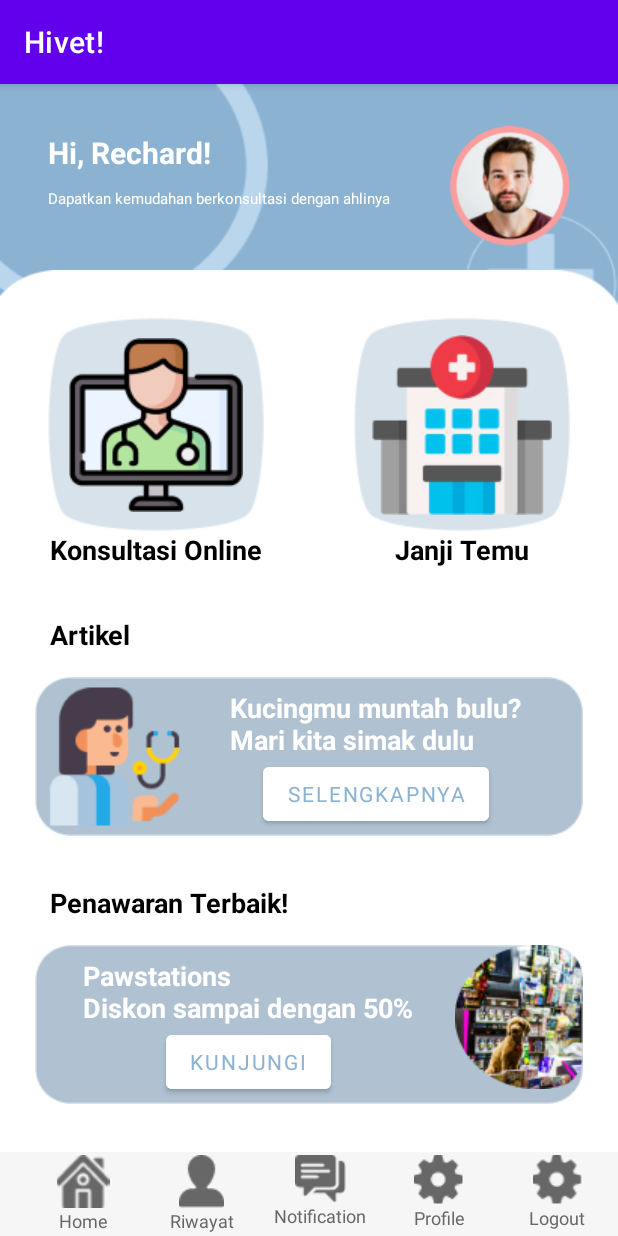
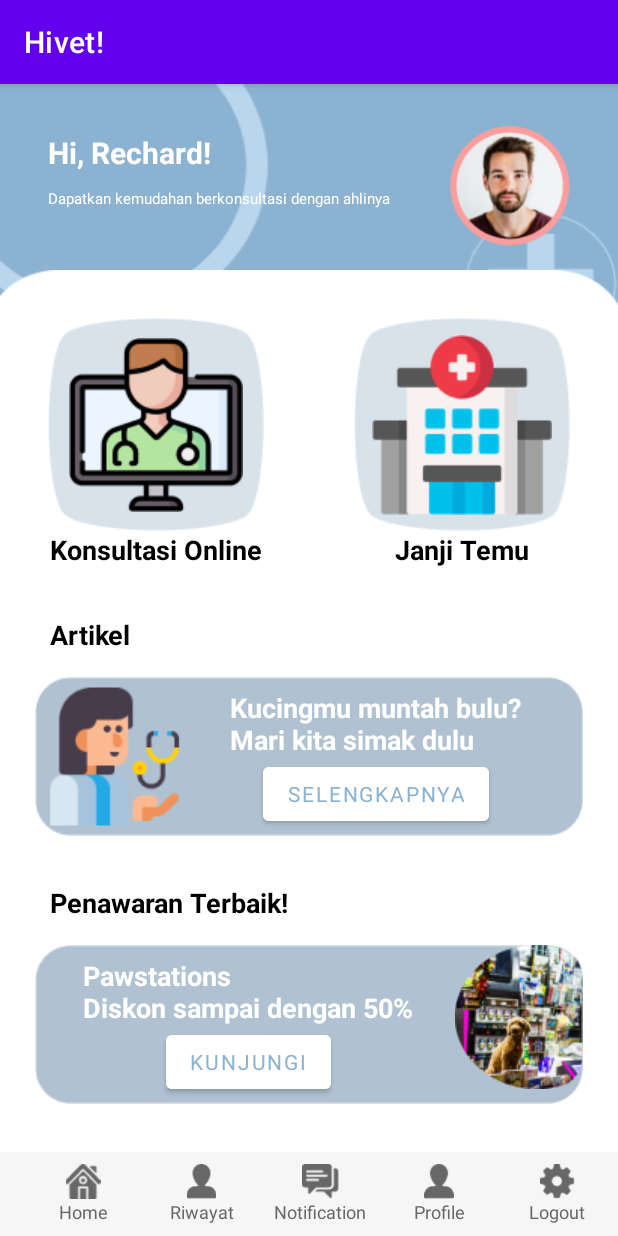
Before and after one commit to elsaintan/hivet, an Android app: the screen it shows after launch once a user with an empty profile is signed in (MainActivity), on a phone screen of 412 x 824 dp. Run offline under Robolectric (Android 15) with nearby library versions, the phone set to English and light mode, and no system bars; our stand-ins replace CircleImageView, Firebase (no records; nobody signed in at launch, a user with empty details on screens opened directly); pictures from the network do not load; Roboto replaces fonts that are not available here; 3 statements that could not run were skipped.

Commit message:
gg geming

```diff
--- a/app/src/main/res/layout/activity_main.xml
+++ b/app/src/main/res/layout/activity_main.xml
@@ -295,14 +295,14 @@
                 <LinearLayout
                     android:id="@+id/homeBtn"
                     android:layout_width="0dp"
-                    android:layout_height="match_parent"
+                    android:layout_height="40dp"
                     android:layout_weight="0.2"
                     android:orientation="vertical">
 
                     <ImageView
                         android:id="@+id/imageHome"
                         android:layout_width="match_parent"
-                        android:layout_height="wrap_content"
+                        android:layout_height="match_parent"
                         android:layout_weight="1"
                         app:srcCompat="@drawable/bottom_btn1" />
 
@@ -318,14 +318,15 @@
 
                 <LinearLayout
                     android:layout_width="0dp"
-                    android:layout_height="match_parent"
+                    android:layout_height="40dp"
                     android:layout_weight="0.2"
                     android:orientation="vertical">
 
                     <ImageView
                         android:id="@+id/imageRiwayat"
                         android:layout_width="match_parent"
-                        android:layout_height="wrap_content"
+                        android:layout_height="match_parent"
+                        android:layout_weight="1"
                         app:srcCompat="@drawable/bottom_btn2" />
 
                     <TextView
@@ -348,6 +349,7 @@
                         android:id="@+id/imageHistory"
                         android:layout_width="match_parent"
                         android:layout_height="wrap_content"
+                        android:layout_weight="1"
                         app:srcCompat="@drawable/bottom_btn3" />
 
                     <TextView
@@ -370,7 +372,8 @@
                         android:id="@+id/imageSetting"
                         android:layout_width="match_parent"
                         android:layout_height="wrap_content"
-                        app:srcCompat="@drawable/bottom_btn4" />
+                        android:layout_weight="1"
+                        app:srcCompat="@drawable/bottom_btn2" />
 
                     <TextView
                         android:id="@+id/textSetting"
@@ -392,6 +395,7 @@
                         android:id="@+id/imageLogout"
                         android:layout_width="match_parent"
                         android:layout_height="wrap_content"
+                        android:layout_weight="1"
                         app:srcCompat="@drawable/bottom_btn4" />
 
                     <TextView
--- a/app/src/main/res/layout/peliharaan_layout.xml
+++ b/app/src/main/res/layout/peliharaan_layout.xml
@@ -42,7 +42,7 @@
                 android:layout_width="wrap_content"
                 android:layout_height="wrap_content"
                 android:text="Pengalaman"
-                android:textSize="16sp" />
+                android:textSize="14sp" />
 
         </LinearLayout>
 
```
